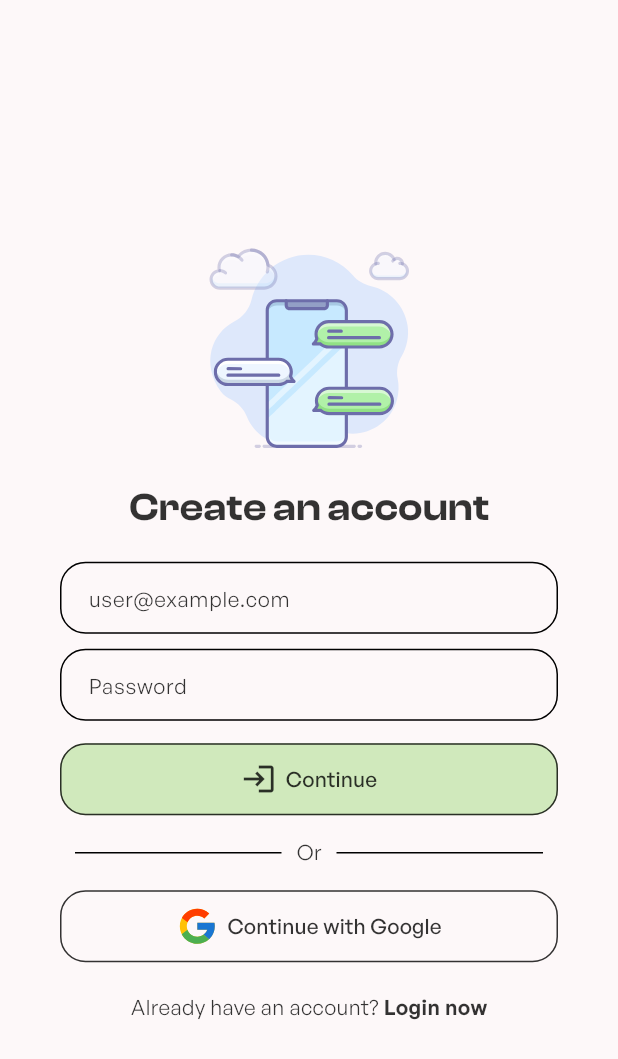
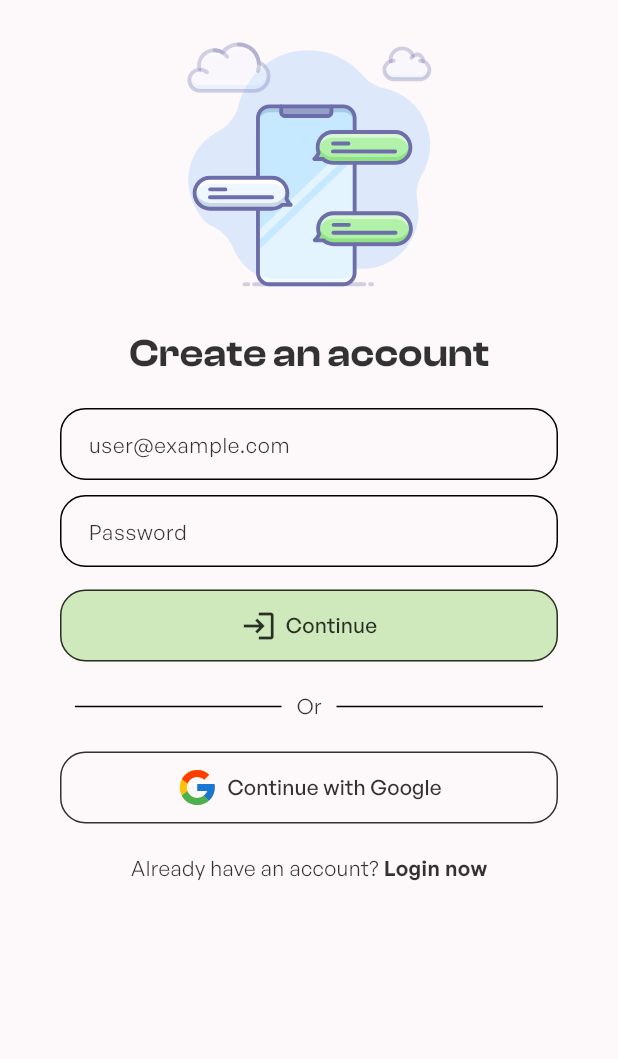
Before and after one commit to umarfarooq6519/firebase_chat_app, a Flutter app: the screen it shows after launch, after a tap on "Sign Up", on a phone screen of 412 x 824 dp. Shown: the top 1059 px of the screen. Run offline on Flutter 3.47's test engine with Material 3 defaults, Android fonts, the phone set to English and light mode, and no system bars; our stand-ins replace cloud_firestore, firebase_auth, firebase_core, flutter_dotenv, flutter_svg, google_sign_in and 1 more; accounts and stored records are empty.

Commit message:
minor UI changes

```diff
--- a/lib/pages/home_page.dart
+++ b/lib/pages/home_page.dart
@@ -28,7 +28,7 @@ class _HomePageState extends State<HomePage> {
   }
 
   void handleSignOut(BuildContext context) async {
-    await _auth.signOut().then((_) => Navigator.pop(context));
+    await _auth.signOut().then((_) => setState(() {}));
   }
 
   @override
--- a/lib/pages/login_page.dart
+++ b/lib/pages/login_page.dart
@@ -38,13 +38,14 @@ class _LoginPageState extends State<LoginPage> {
   @override
   void initState() {
     super.initState();
-    userEmail = FirebaseAuth.instance.currentUser?.email;
+    userEmail = _auth.currentUser?.email;
   }
 
   @override
   Widget build(BuildContext context) {
     return Scaffold(
       body: SafeArea(
+        child: SingleChildScrollView(
           child: Center(
             child: Padding(
               padding: const EdgeInsets.symmetric(horizontal: 40),
@@ -53,8 +54,8 @@ class _LoginPageState extends State<LoginPage> {
                 children: [
                   Lottie.asset(
                     'assets/animations/chat_app_logo.json',
-                  width: 180,
-                  height: 180,
+                    width: 220,
+                    height: 220,
                   ),
                   SizedBox(height: 0),
                   Text(
@@ -90,7 +91,7 @@ class _LoginPageState extends State<LoginPage> {
                         child: Divider(
                           endIndent: 10,
                           indent: 10,
-                        height: 50,
+                          height: 60,
                         ),
                       ),
                       Text('Or'),
@@ -98,7 +99,7 @@ class _LoginPageState extends State<LoginPage> {
                         child: Divider(
                           indent: 10,
                           endIndent: 10,
-                        height: 50,
+                          height: 60,
                         ),
                       ),
                     ],
@@ -128,6 +129,7 @@ class _LoginPageState extends State<LoginPage> {
             ),
           ),
         ),
+      ),
     );
   }
 }
--- a/lib/pages/signup_page.dart
+++ b/lib/pages/signup_page.dart
@@ -46,6 +46,7 @@ class _SignupPageState extends State<SignupPage> {
   Widget build(BuildContext context) {
     return Scaffold(
       body: SafeArea(
+        child: SingleChildScrollView(
           child: Center(
             child: Padding(
               padding: const EdgeInsets.symmetric(horizontal: 40),
@@ -54,8 +55,8 @@ class _SignupPageState extends State<SignupPage> {
                 children: [
                   Lottie.asset(
                     'assets/animations/chat_app_logo.json',
-                  width: 180,
-                  height: 180,
+                    width: 220,
+                    height: 220,
                   ),
                   Text(
                     "Create an account",
@@ -90,7 +91,7 @@ class _SignupPageState extends State<SignupPage> {
                         child: Divider(
                           endIndent: 10,
                           indent: 10,
-                        height: 50,
+                          height: 60,
                         ),
                       ),
                       Text('Or'),
@@ -98,7 +99,7 @@ class _SignupPageState extends State<SignupPage> {
                         child: Divider(
                           indent: 10,
                           endIndent: 10,
-                        height: 50,
+                          height: 60,
                         ),
                       ),
                     ],
@@ -128,6 +129,7 @@ class _SignupPageState extends State<SignupPage> {
             ),
           ),
         ),
+      ),
     );
   }
 }
```
Also changed, not shown: 1 other file. Lines whose indentation alone changed are shown as unchanged.
